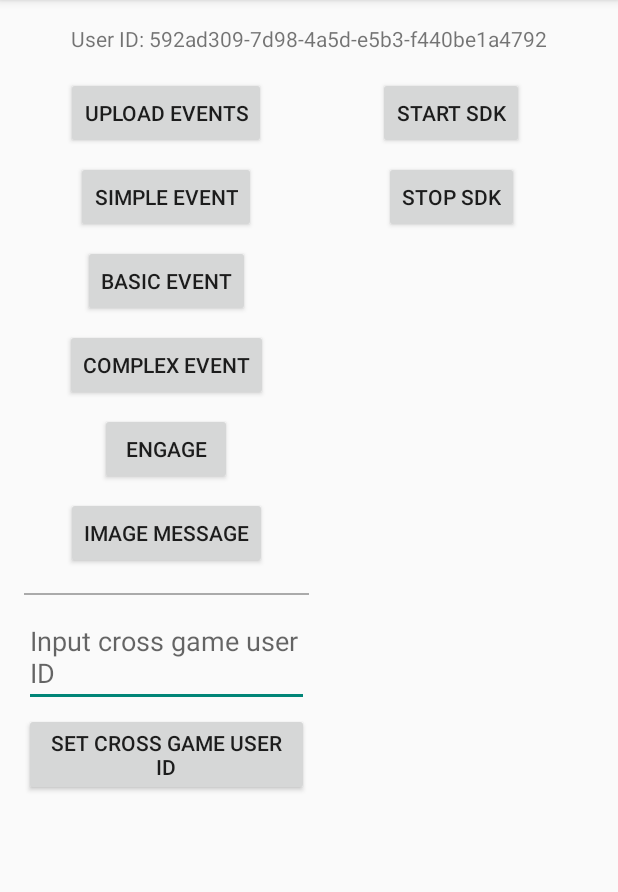
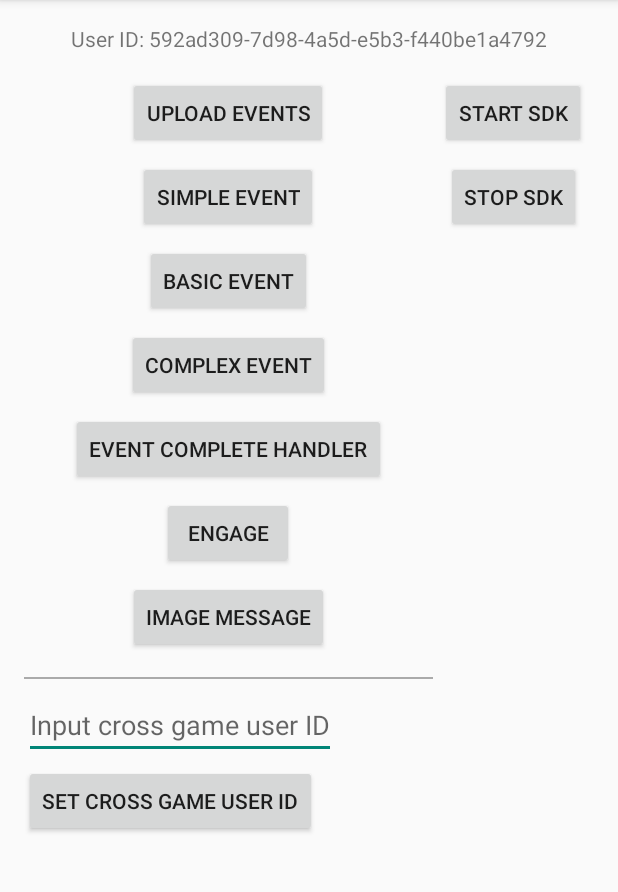
Before and after one commit to deltaDNA/android-sdk, an Android app: the screen it shows after launch (ExampleActivity), on a phone screen of 412 x 824 dp, the part 84-976 px from its top. Run offline under Robolectric (Android 15) with nearby library versions, the phone set to English and light mode, and no system bars; 6 statements that could not run were skipped.

Commit message:
add example of how to use method addEvaluateCompleteHandler to and ExampleActivity

```diff
--- a/examples/demo/src/main/java/com/deltadna/android/sdk/example/ExampleActivity.java
+++ b/examples/demo/src/main/java/com/deltadna/android/sdk/example/ExampleActivity.java
@@ -19,7 +19,9 @@ package com.deltadna.android.sdk.example;
 import android.app.AlertDialog;
 import android.content.Intent;
 import android.os.Bundle;
+
 import androidx.appcompat.app.AppCompatActivity;
+
 import android.util.Log;
 import android.view.View;
 import android.widget.EditText;
@@ -28,6 +30,7 @@ import android.widget.TextView;
 import com.deltadna.android.sdk.DDNA;
 import com.deltadna.android.sdk.Engagement;
 import com.deltadna.android.sdk.Event;
+import com.deltadna.android.sdk.EventActionEvaluateCompleteHandler;
 import com.deltadna.android.sdk.EventActionHandler;
 import com.deltadna.android.sdk.ImageMessage;
 import com.deltadna.android.sdk.ImageMessageActivity;
@@ -203,6 +206,14 @@ public class ExampleActivity extends AppCompatActivity {
                 .show();
     }
 
+    public void onEventCompleteHandler(View view) {
+        DDNA.instance().recordEvent(new Event("simpleEvent"))
+                .addEvaluateCompleteHandler(event ->
+                        Log.v(BuildConfig.LOG_TAG, "Evaluation complete for event" + event.toString())
+                )
+                .run();
+    }
+
     /**
      * Example implementation of the {@link EngageListener} which prints the
      * result, or failure, to the log.
--- a/examples/demo/src/main/res/layout/activity_example.xml
+++ b/examples/demo/src/main/res/layout/activity_example.xml
@@ -37,79 +37,87 @@ limitations under the License.
         android:baselineAligned="false">
 
         <LinearLayout
-            android:layout_width="0dp"
+            android:layout_width="166dp"
             android:layout_height="match_parent"
             android:layout_weight="1"
-            android:orientation="vertical"
-            android:focusableInTouchMode="false">
+            android:focusableInTouchMode="false"
+            android:orientation="vertical">
 
             <Button
                 android:layout_width="wrap_content"
                 android:layout_height="wrap_content"
                 android:layout_gravity="center_horizontal"
                 android:layout_marginBottom="8dp"
-                android:text="@string/upload_events"
-                android:onClick="onUploadEvents"/>
+                android:onClick="onUploadEvents"
+                android:text="@string/upload_events" />
 
             <Button
                 android:layout_width="wrap_content"
                 android:layout_height="wrap_content"
                 android:layout_gravity="center_horizontal"
                 android:layout_marginBottom="8dp"
-                android:text="@string/simple_event"
-                android:onClick="onSimpleEvent"/>
+                android:onClick="onSimpleEvent"
+                android:text="@string/simple_event" />
 
             <Button
                 android:layout_width="wrap_content"
                 android:layout_height="wrap_content"
                 android:layout_gravity="center_horizontal"
                 android:layout_marginBottom="8dp"
-                android:text="@string/basic_event"
-                android:onClick="onBasicEvent"/>
+                android:onClick="onBasicEvent"
+                android:text="@string/basic_event" />
 
             <Button
                 android:layout_width="wrap_content"
                 android:layout_height="wrap_content"
                 android:layout_gravity="center_horizontal"
                 android:layout_marginBottom="8dp"
-                android:text="@string/complex_event"
-                android:onClick="onComplexEvent"/>
+                android:onClick="onComplexEvent"
+                android:text="@string/complex_event" />
 
             <Button
                 android:layout_width="wrap_content"
                 android:layout_height="wrap_content"
                 android:layout_gravity="center_horizontal"
                 android:layout_marginBottom="8dp"
-                android:text="@string/engage"
-                android:onClick="onEngage"/>
+                android:onClick="onEventCompleteHandler"
+                android:text="@string/event_handler" />
 
             <Button
                 android:layout_width="wrap_content"
                 android:layout_height="wrap_content"
                 android:layout_gravity="center_horizontal"
                 android:layout_marginBottom="8dp"
-                android:text="@string/image_message"
-                android:onClick="onImageMessage"/>
+                android:onClick="onEngage"
+                android:text="@string/engage" />
+
+            <Button
+                android:layout_width="wrap_content"
+                android:layout_height="wrap_content"
+                android:layout_gravity="center_horizontal"
+                android:layout_marginBottom="8dp"
+                android:onClick="onImageMessage"
+                android:text="@string/image_message" />
 
             <View
                 android:layout_width="match_parent"
                 android:layout_height="1dp"
                 android:layout_marginTop="8dp"
                 android:layout_marginBottom="8dp"
-                android:background="@android:color/darker_gray"/>
+                android:background="@android:color/darker_gray" />
 
             <EditText
                 android:id="@+id/cross_game_user_id"
                 android:layout_width="wrap_content"
                 android:layout_height="wrap_content"
                 android:layout_marginBottom="4dp"
-                android:hint="@string/input_cross_id"/>
+                android:hint="@string/input_cross_id" />
 
             <Button
                 android:layout_width="wrap_content"
                 android:layout_height="wrap_content"
-                android:text="@string/set_cross_id"
-                android:onClick="onSetCrossGameUserId"/>
+                android:onClick="onSetCrossGameUserId"
+                android:text="@string/set_cross_id" />
         </LinearLayout>
 
         <LinearLayout
--- a/examples/demo/src/main/res/values/strings.xml
+++ b/examples/demo/src/main/res/values/strings.xml
@@ -23,6 +23,7 @@ limitations under the License.
     <string name="simple_event">Simple event</string>
     <string name="basic_event">Basic event</string>
     <string name="complex_event">Complex event</string>
+    <string name="event_handler">Event Complete handler</string>
     <string name="engage">Engage</string>
     <string name="image_message">Image Message</string>
     <string name="start_sdk">Start SDK</string>
```
